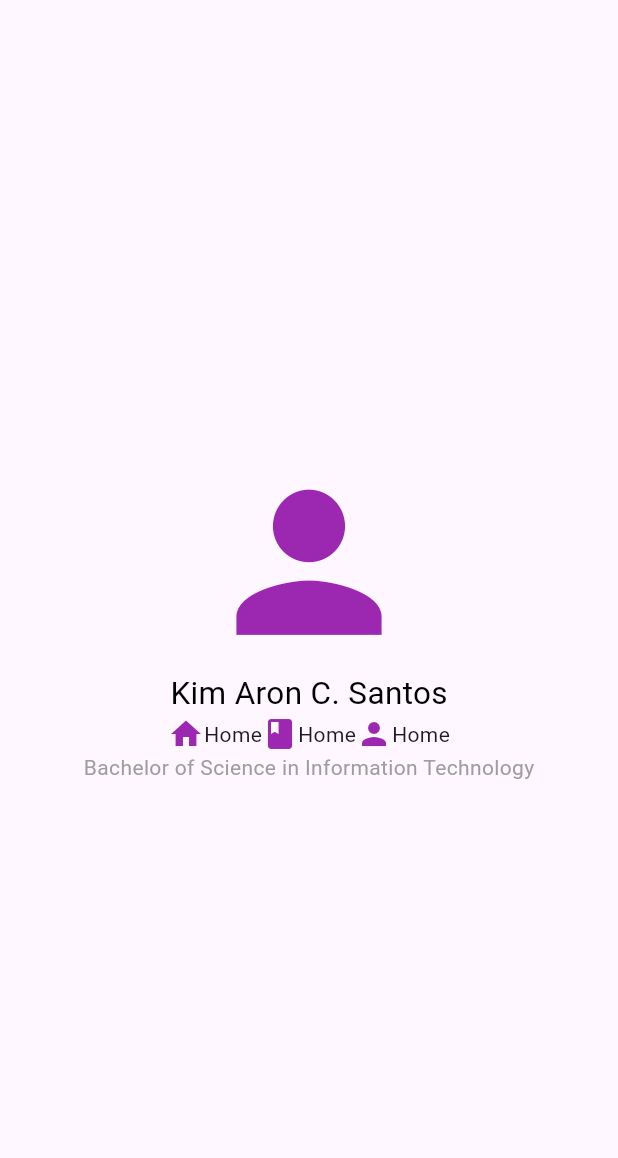
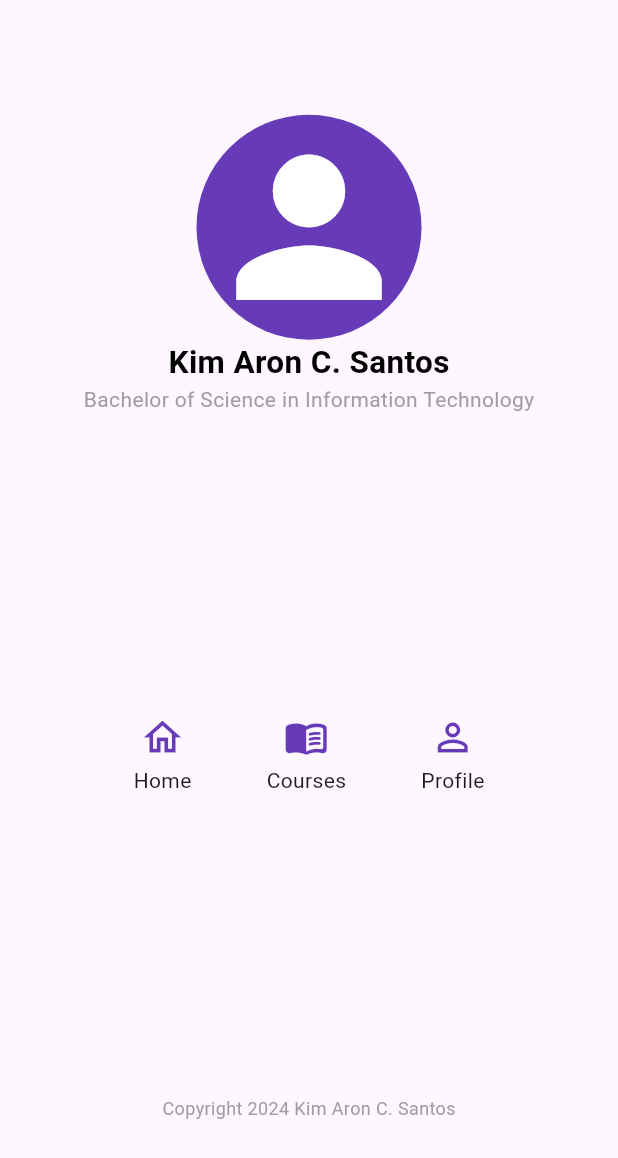
Before and after one commit to KimAronSantos05/simple-interface, a Flutter app: the screen it shows after launch, on a phone screen of 412 x 824 dp. Shown: the top 1158 px of the screen. Run offline on Flutter 3.47's test engine with Material 3 defaults, Android fonts, the light colour scheme and no system bars.

Commit message:
Second Commit

```diff
--- a/appnikim/lib/main.dart
+++ b/appnikim/lib/main.dart
@@ -16,49 +16,110 @@ class MyApp extends StatelessWidget{
           child: Column(
             mainAxisAlignment: MainAxisAlignment.center,
             crossAxisAlignment: CrossAxisAlignment.center,
-            children: [
+          children: [
+            CircleAvatar(
+              radius: 75,
+              backgroundColor: Colors.deepPurple,
+            child:
               Icon(
                 Icons.person,
-                color: Colors.purple,
+                color: Colors.white,
                 size: 145.0,
               ),
+            ),
+
+
               Text(
                  'Kim Aron C. Santos',
                  style: TextStyle(
                   fontSize: 21,
                   color: Colors.black,
+                  fontWeight: FontWeight.bold,
                  )
                   ),
-                Row(
-                  mainAxisAlignment: MainAxisAlignment.center,
-                   children: [
-                    Icon(
-                        Icons.home,
-                        color: Colors.purple,
-                    ),
-                    Text ('Home'),
 
-                    Icon(
-                        Icons.book,
-                        color: Colors.purple,
-                    ),
-                    Text ('Home'),
-
-                     Icon(
-                        Icons.person,
-                        color: Colors.purple,
-                    ),
-                    Text ('Home'),
-                    ],
-                ),
-              Text(
+                 Text(
                  'Bachelor of Science in Information Technology',
                  style: TextStyle (
                   color: Colors.grey,
                  )
 
               ),
-            ]
+
+              SizedBox(
+                height: 200,
+              ),
+
+                Row(
+                  mainAxisAlignment: MainAxisAlignment.center,
+                   children: [
+                    Column(
+                      children: [
+                    Icon(
+                        Icons.home_outlined,
+                        size: 30,
+                        color: Colors.deepPurple,
+                    ),
+                    SizedBox(
+                      height: 4,
+                    ),
+                    Text ('Home'),
+                    ],
+                    ),
+
+                    SizedBox(
+                      width: 50,
+                    ),
+
+                    Column(
+                      children: [
+                    Icon(
+                        Icons.menu_book_rounded,
+                        size: 30,
+                        color: Colors.deepPurple,
+                    ),
+                    SizedBox(
+                      height: 4,
+                    ),
+                    Text ('Courses'),
+                    ],
+                    ),
+
+                    SizedBox(
+                      width: 50,
+                    ),
+
+                    Column(
+                      children: [
+                     Icon(
+                        Icons.person_outline,
+                        size: 30,
+                        color: Colors.deepPurple,
+                    ),
+                    SizedBox(
+                      height: 4,
+                    ),
+                    Text ('Profile'),
+                    ],
+                ),
+
+                   ],
+                ),
+
+                SizedBox(
+                  height: 200,
+                ),
+
+             Text(
+              'Copyright 2024 Kim Aron C. Santos',
+              style: TextStyle(
+                color: Colors.grey,
+                fontSize: 12,
+              )
+             )
+
+
+          ],
           ),
         ),
       ),
--- a/appnikim/pubspec.yaml
+++ b/appnikim/pubspec.yaml
@@ -19,7 +19,7 @@ publish_to: 'none' # Remove this line if you wish to publish to pub.dev
 version: 1.0.0+1
 
 environment:
-  sdk: ^3.14.0-217.0.dev
+  sdk: '>=3.13.0 <4.0.0'
 
 # Dependencies specify other packages that your package needs in order to work.
 # To automatically upgrade your package dependencies to the latest versions
```
Also changed, not shown: appnikim/pubspec.lock.
